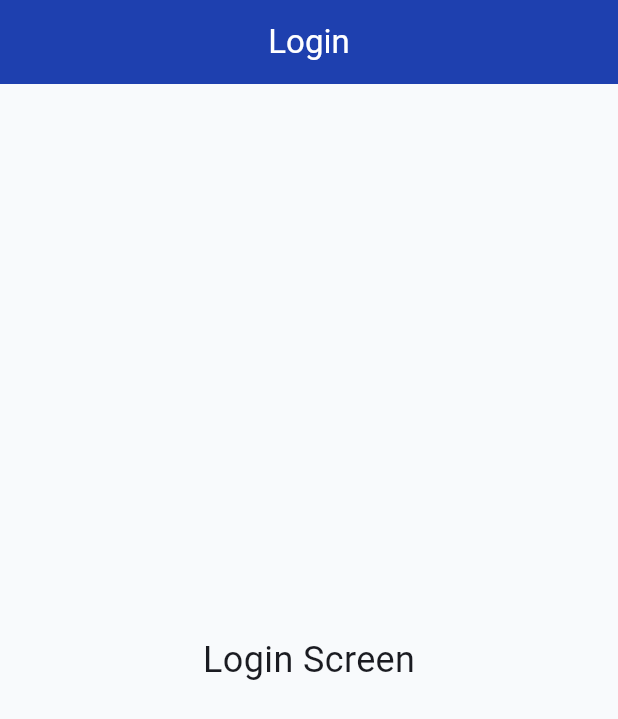
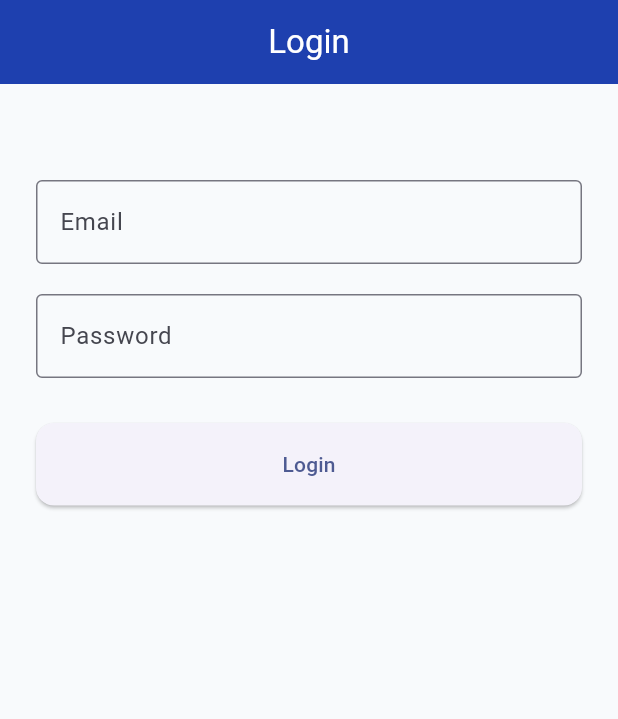
Before and after one commit to Kidanedg/DRSS, a Flutter app: the screen it shows after launch, on a phone screen of 412 x 824 dp. Shown: the top 719 px of the screen. Run offline on Flutter 3.47's test engine with Material 3 defaults, Android fonts, the phone set to English and light mode, and no system bars; our stand-ins replace firebase_core, go_router; accounts and stored records are empty.

Commit message:
Enhance login screen with input fields and button
Refactor login screen layout to include email and password fields with a login button.

```diff
--- a/lib/screens/auth/login_screen.dart
+++ b/lib/screens/auth/login_screen.dart
@@ -1,20 +1,67 @@
 import 'package:flutter/material.dart';
 
+import '../dashboard/dashboard_screen.dart';
+
 class LoginScreen extends StatelessWidget {
+
   const LoginScreen({super.key});
 
   @override
   Widget build(BuildContext context) {
 
     return Scaffold(
+
       appBar: AppBar(
         title: const Text("Login"),
       ),
 
-      body: const Center(
-        child: Text(
-          "Login Screen",
-          style: TextStyle(fontSize: 24),
+      body: Padding(
+
+        padding: const EdgeInsets.all(24),
+
+        child: Column(
+
+          children: [
+
+            const SizedBox(height: 40),
+
+            TextField(
+              decoration: InputDecoration(
+                labelText: "Email",
+                border: OutlineInputBorder(),
+              ),
+            ),
+
+            const SizedBox(height: 20),
+
+            TextField(
+              obscureText: true,
+              decoration: InputDecoration(
+                labelText: "Password",
+                border: OutlineInputBorder(),
+              ),
+            ),
+
+            const SizedBox(height: 30),
+
+            ElevatedButton(
+
+              onPressed: () {
+
+                Navigator.pushReplacement(
+
+                  context,
+
+                  MaterialPageRoute(
+
+                    builder: (_) => const DashboardScreen(),
+                  ),
+                );
+              },
+
+              child: const Text("Login"),
+            ),
+          ],
         ),
       ),
     );
```
